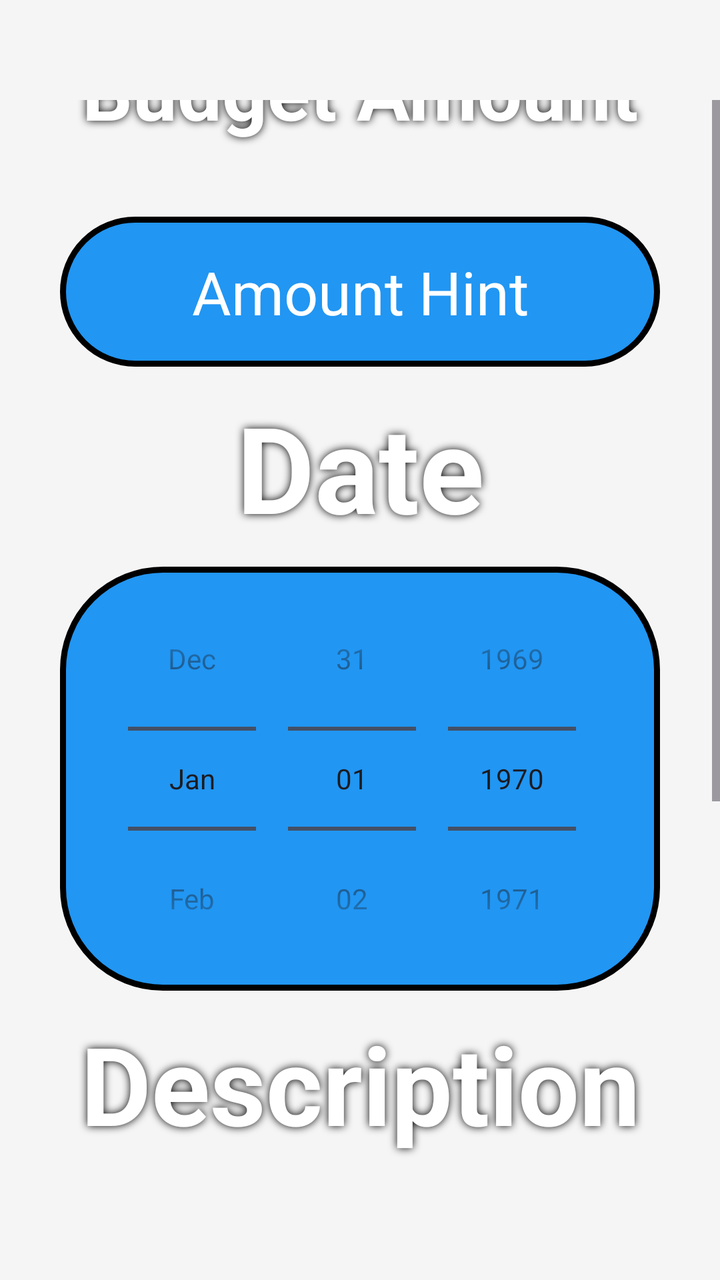
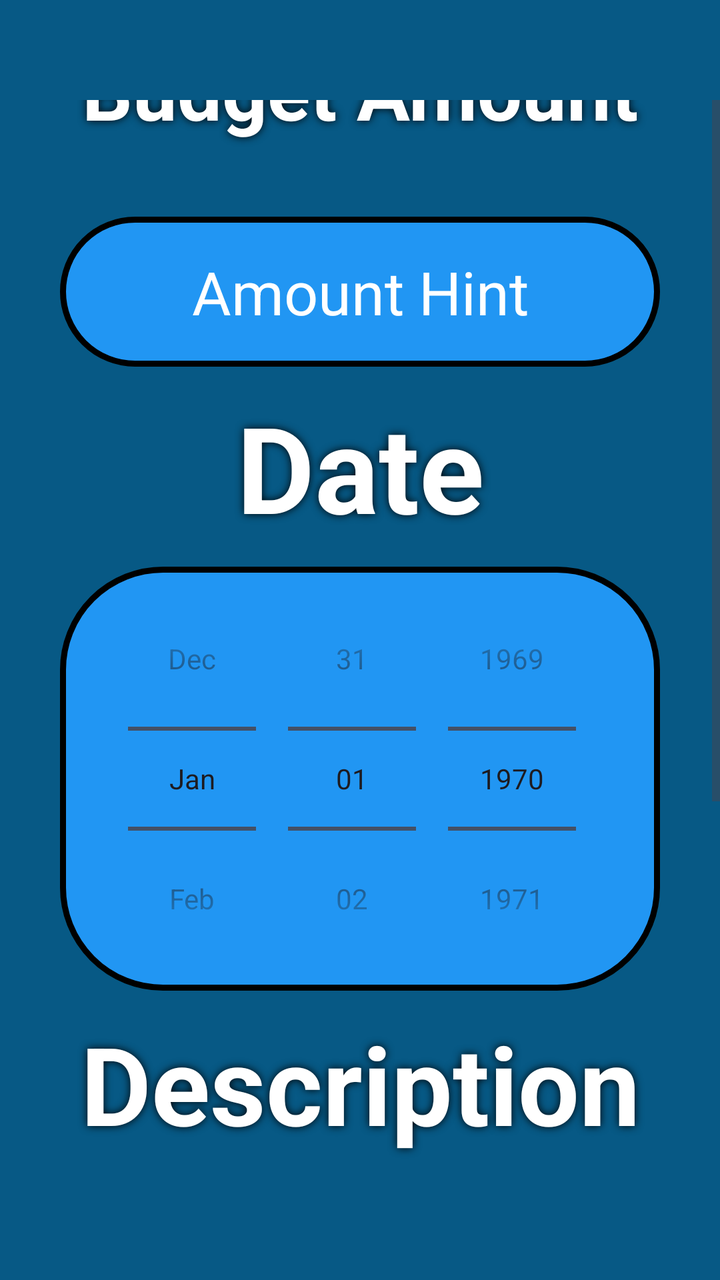

The first picture is an Android layout as it rendered before a commit; the second is the same layout after the commit. The layout source and the unified diff follow.
<!-- AndroidManifest.xml: application theme Theme.KracKShacKBanking -->
<!-- res/layout/expense_create.xml -->
<?xml version="1.0" encoding="utf-8"?>
<androidx.constraintlayout.widget.ConstraintLayout xmlns:android="http://schemas.android.com/apk/res/android"
    xmlns:app="http://schemas.android.com/apk/res-auto"
    xmlns:tools="http://schemas.android.com/tools"
    android:layout_width="match_parent"
    android:layout_height="match_parent"
    android:background="@color/background">

    <ScrollView
        android:layout_width="match_parent"
        android:layout_height="match_parent"
        android:layout_marginTop="50dp"
        android:layout_marginBottom="50dp"
        app:layout_constraintBottom_toBottomOf="parent"
        app:layout_constraintEnd_toEndOf="parent"
        app:layout_constraintStart_toStartOf="parent"
        app:layout_constraintTop_toTopOf="parent">

        <LinearLayout
            android:layout_width="match_parent"
            android:layout_height="wrap_content"
            android:layout_gravity="center"
            android:gravity="center"
            android:orientation="vertical">

            <TextView
                android:id="@+id/txtCategory"
                android:layout_width="wrap_content"
                android:layout_height="wrap_content"
                android:layout_marginTop="100dp"
                android:width="300dp"
                android:height="100dp"
                android:autoSizeTextType="uniform"
                android:elevation="4dp"
                android:paddingStart="10dp"
                android:paddingTop="10dp"
                android:paddingEnd="10dp"
                android:paddingBottom="10dp"
                android:shadowColor="@color/black"
                android:shadowDx="0.0"
                android:shadowDy="0.0"
                android:shadowRadius="10.0"
                android:text="@string/budget_category"
                android:textAlignment="center"
                android:textColor="@color/white"
                android:textStyle="bold" />

            <Spinner
                android:id="@+id/spnCategory"
                android:layout_width="300dp"
                android:layout_height="wrap_content"
                android:background="@drawable/format_spinner" />

            <TextView
                android:id="@+id/txtAmount"
                android:layout_width="wrap_content"
                android:layout_height="wrap_content"
                android:width="300dp"
                android:height="100dp"
                android:autoSizeTextType="uniform"
                android:elevation="4dp"
                android:paddingStart="10dp"
                android:paddingTop="10dp"
                android:paddingEnd="10dp"
                android:paddingBottom="10dp"
                android:shadowColor="@color/black"
                android:shadowDx="0.0"
                android:shadowDy="0.0"
                android:shadowRadius="10.0"
                android:text="@string/budget_amount"
                android:textAlignment="center"
                android:textColor="@color/white"
                android:textStyle="bold" />

            <EditText
                android:id="@+id/txtAmountInput"
                android:layout_width="300dp"
                android:layout_height="75dp"
                android:background="@drawable/format_button"
                android:gravity="center"
                android:hint="@string/transaction_amount_hint"
                android:inputType="numberDecimal"
                android:paddingStart="10dp"
                android:paddingTop="10dp"
                android:paddingEnd="10dp"
                android:paddingBottom="10dp"
                android:textColor="@color/white"
                android:textColorHint="@color/white"
                android:textSize="30sp" />

            <TextView
                android:id="@+id/txtDate"
                android:layout_width="wrap_content"
                android:layout_height="wrap_content"
                android:width="300dp"
                android:height="100dp"
                android:autoSizeTextType="uniform"
                android:elevation="4dp"
                android:paddingStart="10dp"
                android:paddingTop="10dp"
                android:paddingEnd="10dp"
                android:paddingBottom="10dp"
                android:shadowColor="@color/black"
                android:shadowDx="0.0"
                android:shadowDy="0.0"
                android:shadowRadius="10.0"
                android:text="@string/transaction_date"
                android:textAlignment="center"
                android:textColor="@color/white"
                android:textStyle="bold" />

            <DatePicker
                android:id="@+id/dpDate"
                android:layout_width="300dp"
                android:layout_height="wrap_content"
                android:background="@drawable/format_button"
                android:calendarViewShown="false"
                android:datePickerMode="spinner"
                android:padding="0dp">

            </DatePicker>

            <TextView
                android:id="@+id/txtDescriptionLabel"
                android:layout_width="wrap_content"
                android:layout_height="wrap_content"
                android:width="300dp"
                android:height="100dp"
                android:autoSizeTextType="uniform"
                android:elevation="4dp"
                android:paddingStart="10dp"
                android:paddingTop="10dp"
                android:paddingEnd="10dp"
                android:paddingBottom="10dp"
                android:shadowColor="@color/black"
                android:shadowDx="0.0"
                android:shadowDy="0.0"
                android:shadowRadius="10.0"
                android:text="@string/transaction_description"
                android:textAlignment="center"
                android:textColor="@color/white"
                android:textStyle="bold" />

            <EditText
                android:id="@+id/txtDescription"
                android:layout_width="300dp"
                android:layout_height="75dp"
                android:background="@drawable/format_button"
                android:gravity="center"
                android:hint="@string/transaction_description_hint"
                android:inputType="text"
                android:paddingStart="10dp"
                android:paddingTop="10dp"
                android:paddingEnd="10dp"
                android:paddingBottom="10dp"
                android:textColor="@color/white"
                android:textColorHint="@color/white"
                android:textSize="20sp" />

            <androidx.appcompat.widget.AppCompatButton
                android:id="@+id/btnUploadPhoto"
                android:layout_width="300dp"
                android:layout_height="100dp"
                android:layout_marginTop="25dp"
                android:background="@drawable/format_button" />

            <TextView
                android:id="@+id/txtUploadPhoto"
                android:layout_width="300dp"
                android:layout_height="100dp"
                android:layout_marginTop="-100dp"
                android:autoSizeTextType="uniform"
                android:elevation="5dp"
                android:padding="20dp"
                android:shadowColor="@color/black"
                android:shadowDx="0.0"
                android:shadowDy="0.0"
                android:shadowRadius="10.0"
                android:text="@string/upload_photo"
                android:textAlignment="center"
                android:textColor="@color/white" />

            <Button
                android:id="@+id/btnCancel"
                android:layout_width="wrap_content"
                android:layout_height="wrap_content"
                android:layout_marginTop="10dp"
                android:layout_marginStart="-75dp"
                android:width="125dp"
                android:height="75dp"
                android:backgroundTint="@color/red" />

            <Button
                android:id="@+id/btnEnter"
                android:layout_width="wrap_content"
                android:layout_height="wrap_content"
                android:layout_marginTop="-75dp"
                android:layout_marginEnd="-75dp"
                android:width="125dp"
                android:height="75dp"
                android:backgroundTint="@color/green"
                app:layout_constraintEnd_toEndOf="@+id/txtConfirmPasswordInput"
                app:layout_constraintTop_toBottomOf="@+id/txtConfirmPasswordInput" />

            <TextView
                android:id="@+id/btnCancelText"
                android:layout_width="wrap_content"
                android:layout_height="wrap_content"
                android:layout_marginTop="-75dp"
                android:layout_marginStart="-75dp"
                android:autoSizeTextType="uniform"
                android:width="125dp"
                android:height="75dp"
                android:elevation="5dp"
                android:gravity="center"
                android:padding="20dp"
                android:shadowColor="@color/black"
                android:shadowDx="0.0"
                android:shadowDy="0.0"
                android:shadowRadius="10.0"
                android:text="@string/cancel"
                android:textColor="@color/white" />

            <TextView
                android:id="@+id/btnEnterText"
                android:layout_width="wrap_content"
                android:layout_height="wrap_content"
                android:layout_marginTop="-75dp"
                android:layout_marginEnd="-75dp"
                android:autoSizeTextType="uniform"
                android:width="125dp"
                android:height="75dp"
                android:elevation="5dp"
                android:gravity="center"
                android:padding="20dp"
                android:shadowColor="@color/black"
                android:shadowDx="0.0"
                android:shadowDy="0.0"
                android:shadowRadius="10.0"
                android:text="@string/save"
                android:textColor="@color/white" />
        </LinearLayout>
    </ScrollView>
</androidx.constraintlayout.widget.ConstraintLayout>
<!-- resources referenced by this layout -->
<resources>
  <color name="background">#F5F5F5</color>
  <color name="black">#000000</color>
  <color name="green">#4CAF50</color>
  <color name="red">#F44336</color>
  <color name="white">#FFFFFF</color>
  <!-- drawable format_button (drawable) -->
  <?xml version="1.0" encoding="utf-8"?>
  <selector xmlns:android="http://schemas.android.com/apk/res/android">
      <item android:state_enabled="true">
          <shape android:shape="rectangle">
              <solid android:color="@color/primary" />
              <stroke
                  android:width="3dp"
                  android:color="@color/black" />
              <corners android:radius="50dp" />
              <padding
                  android:left="50dp"
                  android:top="50dp"
                  android:right="50dp"
                  android:bottom="50dp" />
          </shape>
      </item>
  </selector>
  <!-- drawable format_spinner (drawable) -->
  <?xml version="1.0" encoding="utf-8"?>
  <selector xmlns:android="http://schemas.android.com/apk/res/android">
      <item>
          <layer-list>
              <item>
                  <shape>
                      <gradient android:angle="90" android:endColor="@color/primary" android:startColor="@color/primary" android:type="linear" />
  
                      <stroke android:width="1dp" android:color="@color/black" />
                      <corners android:radius="20dp" />
                      <padding android:bottom="10dp" android:left="10dp" android:right="10dp" android:top="10dp" />
                  </shape>
              </item>
              <item android:drawable="@drawable/spinner_icon" android:gravity="right" />
          </layer-list>
      </item>
  </selector>
  <string name="budget_amount">Budget Amount</string>
  <string name="budget_category">Category</string>
  <string name="cancel">Cancel</string>
  <string name="save">Save</string>
  <string name="transaction_amount_hint">Amount Hint</string>
  <string name="transaction_date">Date</string>
  <string name="transaction_description">Description</string>
  <string name="transaction_description_hint">Description Hint</string>
  <string name="upload_photo">Upload Photo</string>
  <style name="Theme.KracKShacKBanking" parent="Theme.Material3.DayNight.NoActionBar">
          <item name="colorPrimary">@color/primary</item>
          <item name="colorPrimaryVariant">@color/primary_dark</item>
          <item name="colorOnPrimary">@color/white</item>
          <item name="colorSecondary">@color/secondary</item>
          <item name="colorSecondaryVariant">@color/secondary_dark</item>
          <item name="colorOnSecondary">@color/black</item>
          <item name="android:statusBarColor">@color/primary</item>
          <item name="android:navigationBarColor">@color/primary</item>
          <item name="android:windowLightStatusBar">false</item>
  
      </style>
  <color name="primary">#2196F3</color>
  <!-- drawable spinner_icon (drawable) -->
  <vector xmlns:android="http://schemas.android.com/apk/res/android"
      android:width="36dp"
      android:height="30dp"
      android:viewportWidth="36"
      android:viewportHeight="30">
      <path
          android:fillColor="@color/gray"
          android:pathData="M34.455,0.5H1.545L18,29.001L34.455,0.5Z"
          android:strokeWidth="1"
          android:strokeColor="@color/black" />
  </vector>
  <color name="primary_dark">#1976D2</color>
  <color name="secondary">#FFC107</color>
  <color name="secondary_dark">#FFA000</color>
  <color name="gray">#9E9E9E</color>
</resources>

<!-- the commit's change to res/layout/expense_create.xml (unified diff, before → after) -->
@@ -4,7 +4,7 @@
     xmlns:tools="http://schemas.android.com/tools"
     android:layout_width="match_parent"
     android:layout_height="match_parent"
-    android:background="@color/background">
+    android:background="@color/maincolour">
 
     <ScrollView
         android:layout_width="match_parent"
<!-- resource entries referenced after the edit -->
@@ -1,8 +1,8 @@
 <!-- resources referenced by this layout -->
 <resources>
-  <color name="background">#F5F5F5</color>
   <color name="black">#000000</color>
   <color name="green">#4CAF50</color>
+  <color name="maincolour">#075985</color>
   <color name="red">#F44336</color>
   <color name="white">#FFFFFF</color>
   <!-- drawable format_button (drawable) -->
